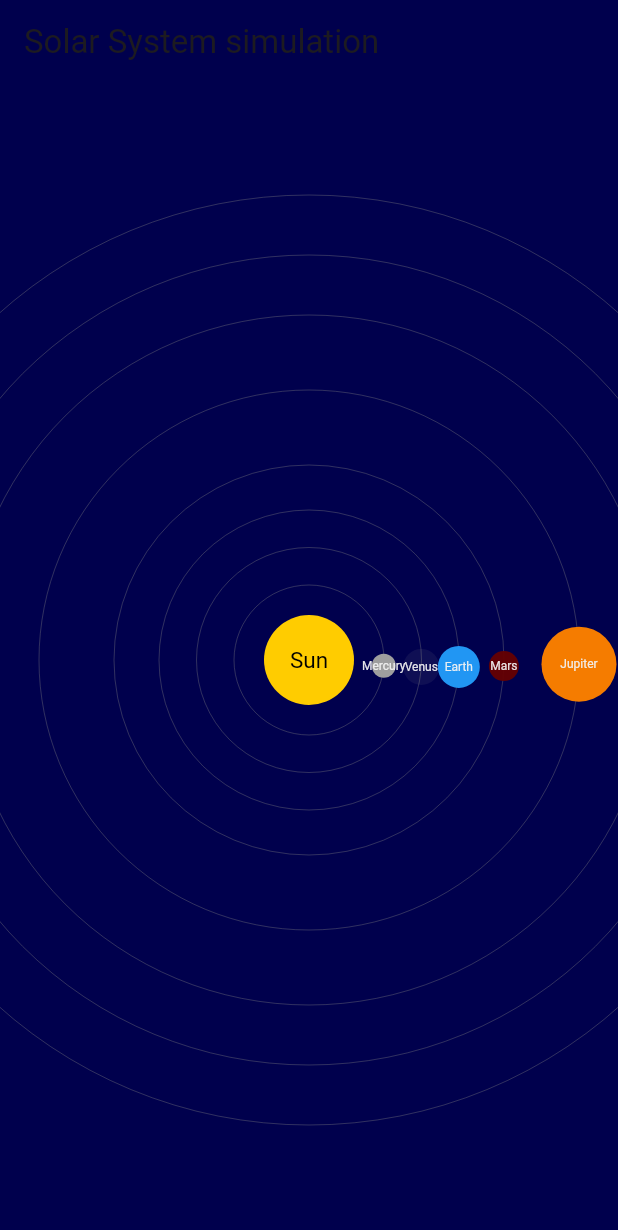
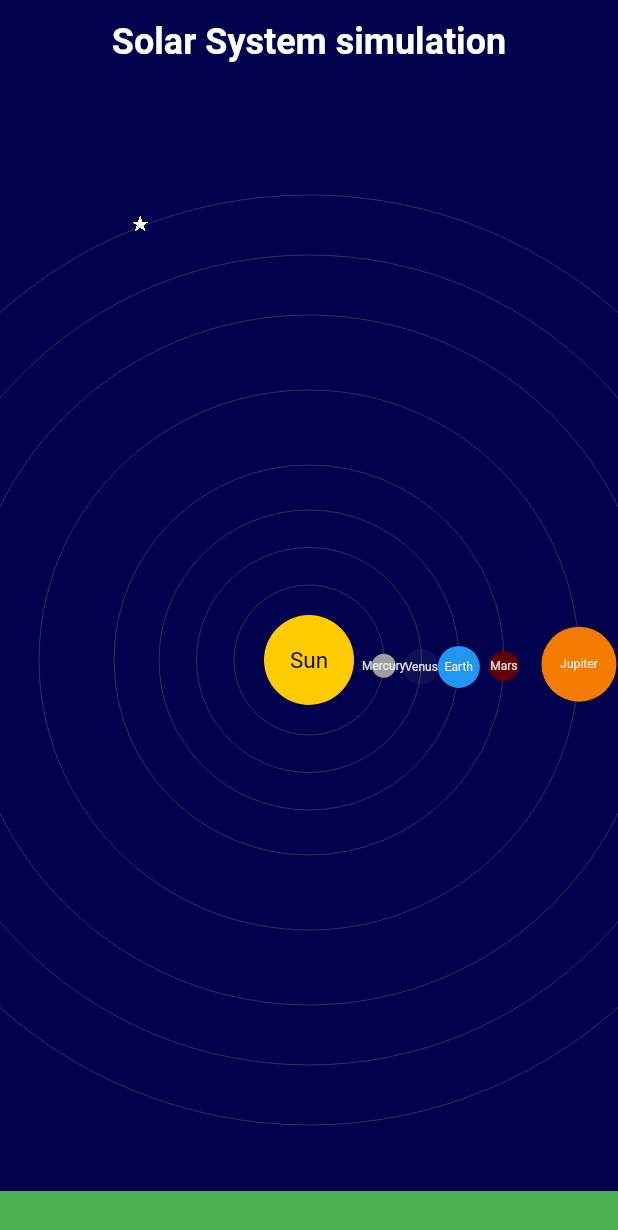
Before and after one commit to RobertNeher/solar_system, a Flutter app: the screen it shows after launch, on a phone screen of 412 x 824 dp. Shown: the top 1230 px of the screen. Run offline on Flutter 3.47's test engine with Material 3 defaults, Android fonts, the phone set to English and light mode, and no system bars; our stand-ins replace shared_preferences.

Commit message:
stellar bckground added

```diff
--- a/lib/main.dart
+++ b/lib/main.dart
@@ -5,6 +5,7 @@ import 'package:flutter/material.dart';
 import 'package:flutter/services.dart';
 import 'package:solar_system/src/helper.dart';
 import 'package:solar_system/src/solar_system_painter.dart';
+import 'package:solar_system/src/stellar_background.dart';
 
 void main() {
   runApp(const SolarSystemApp());
@@ -20,7 +21,7 @@ class SolarSystemApp extends StatelessWidget {
       title: title,
       debugShowCheckedModeBanner: false,
       theme: ThemeData(
-        primarySwatch: Colors.blueGrey,
+        primarySwatch: getMaterialColor(Colors.white),
         visualDensity: VisualDensity.adaptivePlatformDensity,
       ),
       home: SolarSystemPage(title: title),
@@ -41,8 +42,9 @@ class SolarSystemPage extends StatefulWidget {
 }
 
 class _SolarSystemPageState extends State<SolarSystemPage>
-    with SingleTickerProviderStateMixin {
+    with TickerProviderStateMixin {
   double _orbitValue = 0;
+  List<Widget> solarSystem = <Widget>[];
   late AnimationController _controller;
 
   Future<void> _loadSettings() async {
@@ -113,17 +115,14 @@ class _SolarSystemPageState extends State<SolarSystemPage>
                 ..repeat(reverse: false)
                 ..addListener(_update);
 
-          return Scaffold(
-            backgroundColor: colorFromString(
-              widget.settings['spaceBackgroundColor'],
+          solarSystem.addAll(
+            stellarBackground(
+              MediaQuery.of(context).size.height,
+              widget.settings['stellarBackground'],
             ),
-            appBar: AppBar(
-              title: Text(widget.title),
-              backgroundColor: Colors.transparent,
-              elevation: 0,
-            ),
-            body: Center(
-              child: AnimatedBuilder(
+          );
+          solarSystem.add(
+            AnimatedBuilder(
               animation: _controller,
               builder: (context, child) {
                 return CustomPaint(
@@ -137,7 +136,30 @@ class _SolarSystemPageState extends State<SolarSystemPage>
                 );
               },
             ),
+          );
+
+          return Scaffold(
+            backgroundColor: colorFromString(
+              widget.settings['spaceBackgroundColor'],
             ),
+            appBar: AppBar(
+              centerTitle: true,
+              title: Text(
+                widget.title,
+                style: TextStyle(
+                  fontFamily: widget.settings['font'],
+                  fontSize: 24,
+                  fontWeight: FontWeight.bold,
+                  color: complimentaryColor(
+                    colorFromString(widget.settings['spaceBackgroundColor']),
+                  ),
+                ),
+              ),
+              backgroundColor: Colors.transparent,
+              elevation: 0,
+            ),
+            body: Stack(alignment: Alignment.center, children: solarSystem),
+            bottomSheet: Container(height: 30, color: Colors.green),
           );
         } else {
           return const Center(
--- a/lib/src/space_background.dart
+++ b/lib/src/stellar_background.dart
@@ -1,35 +1,30 @@
 import 'dart:math';
 import 'package:flutter/material.dart';
-import 'package:solar_system/src/space_background_data.dart';
+import 'package:solar_system/src/helper.dart';
 import 'package:solar_system/src/star_painter.dart';
 
-List<Widget> spaceBackground(
+List<Widget> stellarBackground(
   double windowSize,
-  SpaceBackgroundData backgroundData,
+  Map<String, dynamic> settings,
 ) {
   List<Widget> starsInSpace = <Widget>[];
 
-  starsInSpace.add(
-    Container(
-      width: windowSize,
-      height: windowSize,
-      color: backgroundData.backgroundColor,
-    ),
-  );
-
-  if (!backgroundData.stars) {
+  if (!settings['starBackground']) {
     return starsInSpace;
   }
 
   CustomPaint star = CustomPaint(
     painter: StarPainter(
-      starSize: backgroundData.starSize,
-      starColor: backgroundData.starColor,
-      edges: backgroundData.starEdges,
+      starSize: Size(
+        settings['starSize'].toDouble(),
+        settings['starSize'].toDouble(),
+      ),
+      starColor: colorFromString(settings['starColor']),
+      edges: settings['starEdges'],
     ),
   );
 
-  for (int i = 0; i < backgroundData.maxStars; i++) {
+  for (int i = 0; i < settings['maxStars']; i++) {
     Positioned positionedStar = Positioned(
       left: Random().nextDouble() * windowSize,
       top: Random().nextDouble() * windowSize,
```
Also changed, not shown: assets/settings/settings.json (+8 -0 lines), lib/src/space_background_data.dart (deleted, +0 -44 lines). Lines whose indentation alone changed are shown as unchanged.
